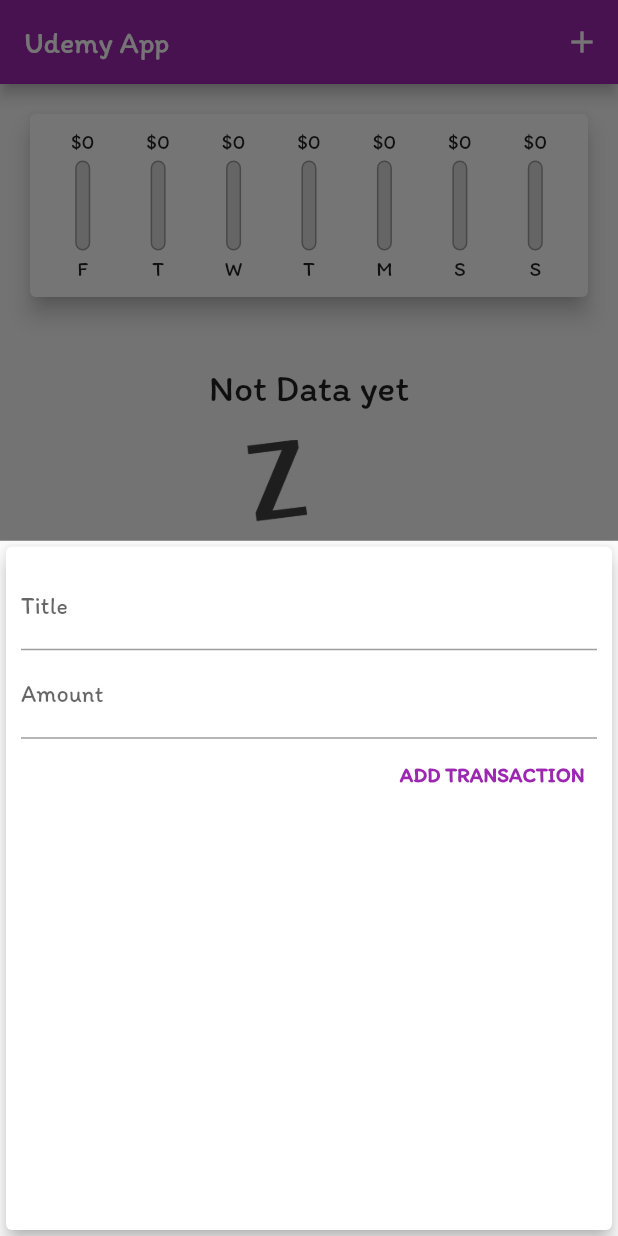
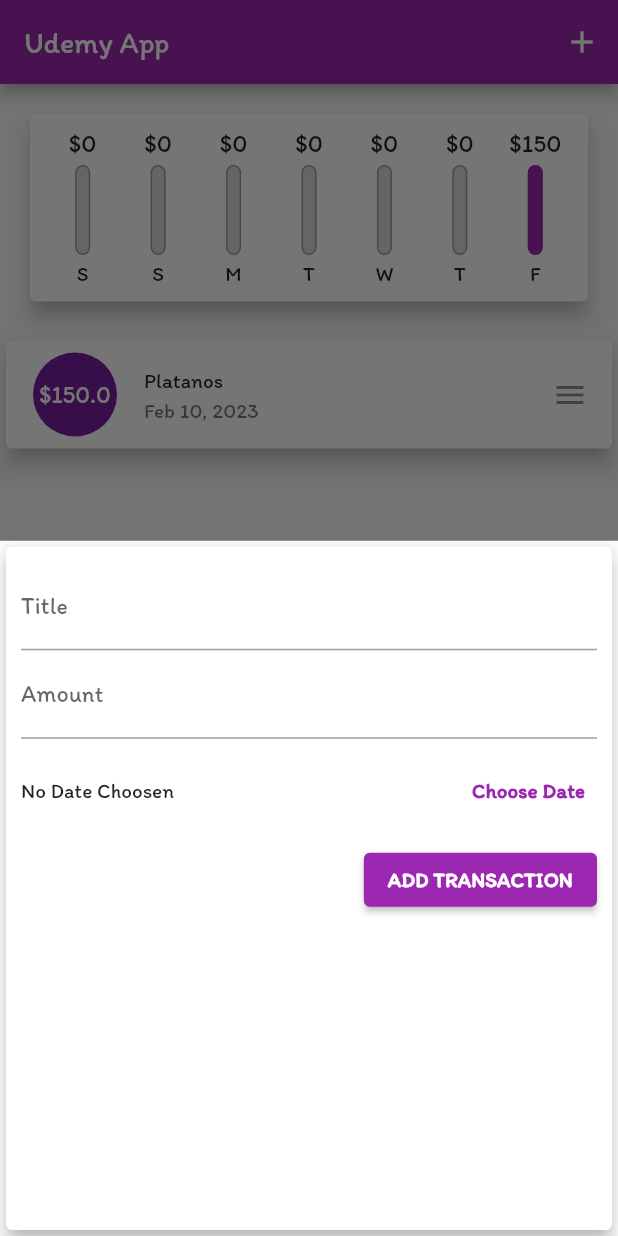
Before and after one commit to ghettobeats/FlutLab_app_udemy, a Flutter app: the screen it shows after launch, after a tap on the "add" icon, on a phone screen of 412 x 824 dp. Run offline on Flutter 3.47's test engine with Material 2 defaults, Android fonts, the phone set to English and light mode, and no system bars.

Commit message:
Adding Transaction with a Date/Last update

```diff
--- a/lib/main.dart
+++ b/lib/main.dart
@@ -1,5 +1,5 @@
 import 'package:flutter/material.dart';
-import 'package:flutter/widgets.dart';
+import 'package:intl/intl.dart';
 import 'package:udemyappflutter/widgets/chart.dart';
 import 'package:udemyappflutter/widgets/new_transaction.dart';
 
@@ -47,7 +47,10 @@ class MyHomePage extends StatefulWidget {
 
 class _MyHomePageState extends State<MyHomePage> {
   // String titleInput = '';
-  final List<Transaction> _userTransactions = [];
+  final List<Transaction> _userTransactions = [
+    Transaction(
+        amount: 150.00, title: 'Platanos', id: '1', date: DateTime.now())
+  ];
 
 //get a list of transaction resent
   List<Transaction> get recentTransactions => _userTransactions
@@ -55,11 +58,14 @@ class _MyHomePageState extends State<MyHomePage> {
           (tx) => tx.date.isAfter(DateTime.now().subtract(Duration(days: 7))))
       .toList();
 
-  void _addnewTransaction(String title, double amount) {
+  void _addnewTransaction(String title, double amount, DateTime date) {
     setState(() {
       _userTransactions.add(
         Transaction(
-            id: DateTime.now().toString(), title: title, amount: amount),
+            id: DateTime.now().toString(),
+            title: title,
+            amount: amount,
+            date: date),
       );
     });
   }
--- a/lib/models/transaction.dart
+++ b/lib/models/transaction.dart
@@ -2,7 +2,11 @@ class Transaction {
   final String id;
   final String title;
   final double amount;
-  final DateTime date = DateTime.now();
+  final DateTime date;
 
-  Transaction({required this.id, required this.title, required this.amount});
+  Transaction(
+      {required this.id,
+      required this.title,
+      required this.amount,
+      required this.date});
 }
--- a/lib/widgets/chart.dart
+++ b/lib/widgets/chart.dart
@@ -24,7 +24,7 @@ class Chart extends StatelessWidget {
           'day': DateFormat.E().format(weekDay).substring(0, 1),
           'amount': totalSum
         };
-      });
+      }).reversed.toList();
   double get totalSpending =>
       getList.fold(0.0, (sum, item) => sum + (item['amount'] as double));
 
--- a/lib/widgets/chart_bar.dart
+++ b/lib/widgets/chart_bar.dart
@@ -10,7 +10,10 @@ class ChartBar extends StatelessWidget {
   @override
   Widget build(BuildContext context) {
     return Column(children: [
-      FittedBox(child: Text('\$${spendingAmount.toStringAsFixed(0)}')),
+      Container(
+          height: 20,
+          child:
+              FittedBox(child: Text('\$${spendingAmount.toStringAsFixed(0)}'))),
       const SizedBox(
         height: 4,
       ),
--- a/lib/widgets/new_transaction.dart
+++ b/lib/widgets/new_transaction.dart
@@ -1,4 +1,5 @@
 import 'package:flutter/material.dart';
+import 'package:intl/intl.dart';
 
 class NewTransaction extends StatefulWidget {
   final Function addtx;
@@ -10,16 +11,34 @@ class NewTransaction extends StatefulWidget {
 }
 
 class _NewTransactionState extends State<NewTransaction> {
-  final titleController = TextEditingController();
+  final _titleController = TextEditingController();
+  final _amountController = TextEditingController();
+  DateTime? _selectedDate;
 
-  final amountController = TextEditingController();
+  void _submitData() {
+    if (_amountController.text.isEmpty) {
+      return;
+    }
+    final submitText = _titleController.text;
+    final submitamount = double.parse(_amountController.text);
+    if (submitText.isEmpty || submitamount <= 0 || _selectedDate == null)
+      return;
+    widget.addtx(submitText, submitamount, _selectedDate);
+    Navigator.of(context).pop();
+  }
 
-  void submitData() {
-    final submitText = titleController.text;
-    final submitamount = double.parse(amountController.text);
-    if (submitText.isEmpty || submitamount <= 0) return;
-    widget.addtx(submitText, submitamount);
-    Navigator.of(context).pop();
+  void _presentDayPicker() {
+    showDatePicker(
+            context: context,
+            initialDate: DateTime.now(),
+            firstDate: DateTime(1980),
+            lastDate: DateTime(2032))
+        .then((value) {
+      if (value == null) return;
+      setState(() {
+        _selectedDate = value;
+      });
+    });
   }
 
   @override
@@ -30,24 +49,40 @@ class _NewTransactionState extends State<NewTransaction> {
           child: Column(crossAxisAlignment: CrossAxisAlignment.end, children: [
             TextField(
               decoration: InputDecoration(labelText: 'Title'),
-              controller: titleController,
-              onSubmitted: (_) => submitData(),
+              controller: _titleController,
+              onSubmitted: (_) => _submitData(),
               // onChanged: (value) {
               //   titleInput = value;
               // },
             ),
             TextField(
               decoration: InputDecoration(labelText: 'Amount'),
-              controller: amountController,
+              controller: _amountController,
               keyboardType: TextInputType.number,
-              onSubmitted: (_) => submitData(),
+              onSubmitted: (_) => _submitData(),
               // onChanged: (value) => amountInput = value,
             ),
-            TextButton(
-              onPressed: submitData,
+            Container(
+              height: 70,
+              child: Row(children: [
+                Expanded(
+                  child: Text(_selectedDate == null
+                      ? 'No Date Choosen'
+                      : 'Picked Date: ${DateFormat.yMd().format(_selectedDate!)}'),
+                ),
+                TextButton(
+                    onPressed: _presentDayPicker,
+                    child: const Text('Choose Date',
+                        style: TextStyle(fontWeight: FontWeight.bold)),
+                    style: TextButton.styleFrom(
+                        primary: Theme.of(context).primaryColor))
+              ]),
+            ),
+            ElevatedButton(
+              onPressed: _submitData,
               child: Text('ADD TRANSACTION',
                   style: TextStyle(
-                    color: Theme.of(context).primaryColor,
+                    color: Colors.white,
                     fontWeight: FontWeight.bold,
                   )),
             )
--- a/lib/widgets/transaction_list.dart
+++ b/lib/widgets/transaction_list.dart
@@ -35,45 +35,23 @@ class TransactionList extends StatelessWidget {
               )
             : ListView.builder(
                 itemBuilder: (_, index) => Card(
-                  child: Row(children: [
-                    Container(
-                      child: Text(
-                        '\$${userTransactions[index].amount.toStringAsFixed(2)}',
-                        style: TextStyle(
-                          fontWeight: FontWeight.bold,
-                          fontSize: 20,
-                          color: Theme.of(context).primaryColor,
-                        ),
-                      ),
-                      margin: EdgeInsets.symmetric(
-                        horizontal: 15,
-                        vertical: 10,
-                      ),
-                      padding: EdgeInsets.all(10),
-                      decoration: BoxDecoration(
-                        border: Border.all(
-                          color: Colors.purple,
-                          width: 2,
-                        ),
+                  elevation: 6,
+                  margin: EdgeInsets.symmetric(vertical: 6, horizontal: 4),
+                  child: ListTile(
+                    leading: CircleAvatar(
+                      radius: 30,
+                      child: Padding(
+                        padding: EdgeInsets.all(6),
+                        child: FittedBox(
+                            child: Text("\$${userTransactions[index].amount}")),
                       ),
                     ),
-                    Column(
-                      crossAxisAlignment: CrossAxisAlignment.start,
-                      children: [
-                        Text(userTransactions[index].title,
-                            style: TextStyle(
-                              fontSize: 16,
-                              fontWeight: FontWeight.bold,
-                            )),
-                        Text(
-                          DateFormat().format(userTransactions[index].date),
-                          style: TextStyle(
-                            color: Colors.grey,
-                          ),
-                        ),
-                      ],
-                    )
-                  ]),
+                    title: Text(userTransactions[index].title,
+                        style: Theme.of(context).textTheme.bodyLarge),
+                    subtitle: Text(DateFormat.yMMMd()
+                        .format(userTransactions[index].date)),
+                    trailing: Icon(Icons.menu),
+                  ),
                 ),
                 itemCount: userTransactions.length,
               ),
```
